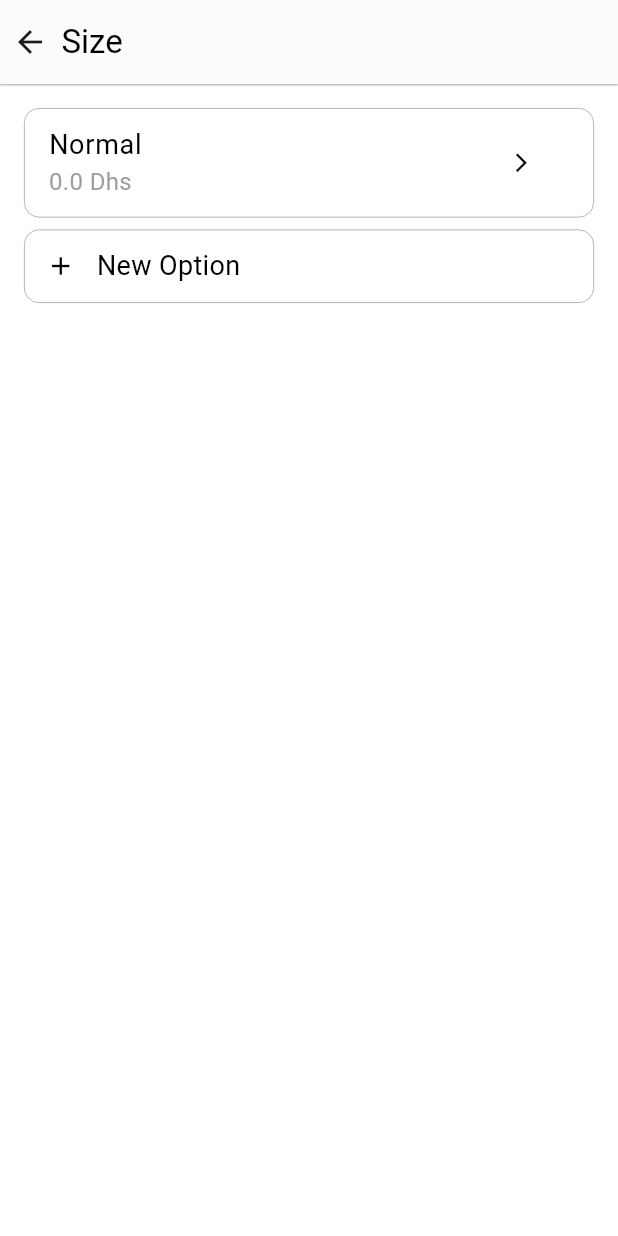
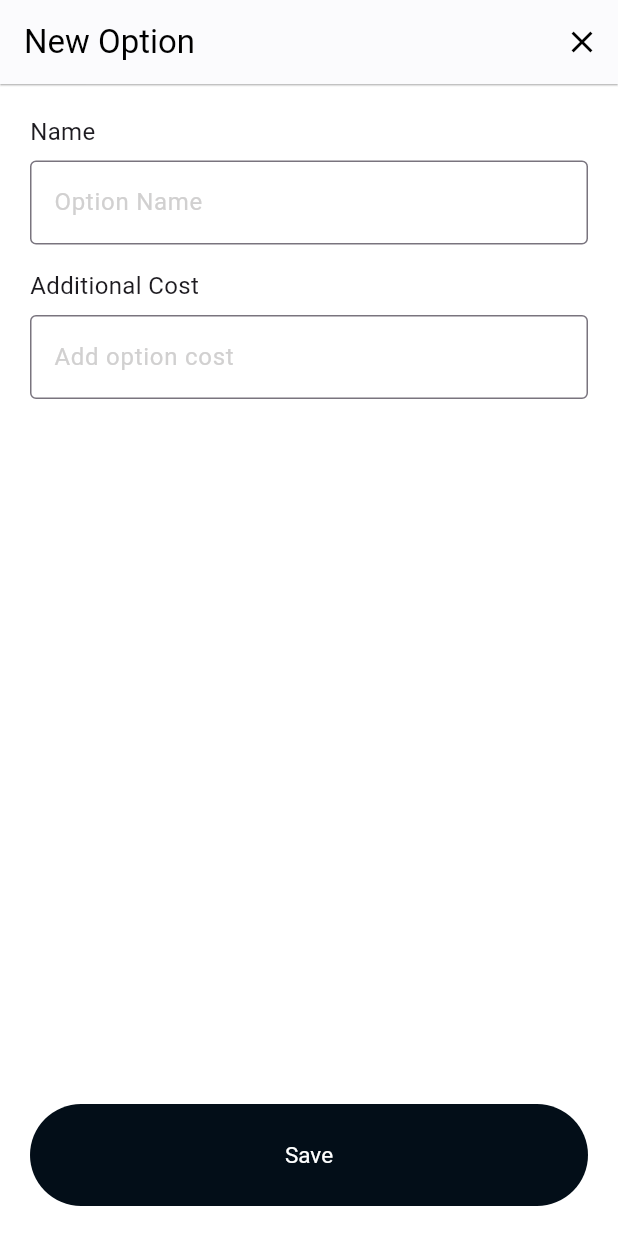
Before and after one commit to heloufra/monolo, a Flutter app: the OptionsPage screen opened directly, after a tap on the "add" icon, on a phone screen of 412 x 824 dp. Run offline on Flutter 3.47's test engine with Material 3 defaults, Android fonts, the phone set to English and light mode, and no system bars; drawn by our look-alikes of toastification; our stand-ins replace flutter_dotenv, geolocator, google_maps_flutter, permission_handler, pin_code_fields, supabase_flutter; accounts and stored records are empty.

Commit message:
commit success

```diff
--- /dev/null
+++ b/olo/lib/screens/admin_dashboard/new_option.dart
@@ -0,0 +1,109 @@
+import 'package:flutter/material.dart';
+import 'options_page.dart';
+import 'package:olo/components/save_button.dart';
+
+class NewOption extends StatefulWidget {
+  const NewOption({super.key});
+
+  @override
+  State<NewOption> createState() => _NewOptionState();
+}
+
+class _NewOptionState extends State<NewOption> {
+  final TextEditingController _nameController = TextEditingController();
+  final TextEditingController _addCostController = TextEditingController();
+
+  @override
+  Widget build(BuildContext context) {
+    return SafeArea(
+      child: Scaffold(
+        appBar: AppBar(
+          automaticallyImplyLeading: false,
+          elevation: 0.5,
+          backgroundColor: Colors.white,
+          shadowColor: Colors.grey,
+          title: const Text(
+            'New Option',
+            style: TextStyle(color: Colors.black),
+          ),
+          actions: [
+            IconButton(
+              onPressed: () {
+                Navigator.push(
+                  context,
+                  MaterialPageRoute(
+                    builder: (context) => const OptionsPage(),
+                  ),
+                );
+              },
+              icon: const Icon(
+                Icons.clear,
+                color: Colors.black,
+              ),
+            ),
+          ],
+        ),
+        body: Container(
+          padding: const EdgeInsets.all(20.0),
+          width: double.infinity,
+          height: double.infinity,
+          color: Colors.white,
+          child: Column(
+            crossAxisAlignment: CrossAxisAlignment.start,
+            children: [
+              const Padding(
+                padding: EdgeInsets.only(bottom: 8.0),
+                child: Text(
+                  'Name',
+                  style: TextStyle(fontSize: 16),
+                ),
+              ),
+              TextField(
+                controller: _nameController,
+                decoration: const InputDecoration(
+                  hintText: 'Option Name',
+                  hintStyle:
+                      TextStyle(color: Color.fromARGB(255, 209, 208, 208)),
+                  focusedBorder: OutlineInputBorder(
+                    borderSide: BorderSide(color: Colors.grey),
+                  ),
+                  border: OutlineInputBorder(
+                    borderSide: BorderSide(color: Colors.grey),
+                  ),
+                ),
+              ),
+              const SizedBox(height: 16),
+              const Padding(
+                padding: EdgeInsets.only(bottom: 8.0),
+                child: Text(
+                  'Additional Cost',
+                  style: TextStyle(fontSize: 16),
+                ),
+              ),
+              TextField(
+                controller: _addCostController,
+                decoration: const InputDecoration(
+                  hintText: 'Add option cost',
+                  hintStyle:
+                      TextStyle(color: Color.fromARGB(255, 209, 208, 208)),
+                  focusedBorder: OutlineInputBorder(
+                    borderSide: BorderSide(color: Colors.grey),
+                  ),
+                  border: OutlineInputBorder(
+                    borderSide: BorderSide(color: Colors.grey),
+                  ),
+                ),
+              ),
+              Spacer(),
+              SaveButton(
+                onPressed: () {
+                  // Handle save button tap
+                },
+              ),
+            ],
+          ),
+        ),
+      ),
+    );
+  }
+}
--- a/olo/lib/screens/admin_dashboard/options_page.dart
+++ b/olo/lib/screens/admin_dashboard/options_page.dart
@@ -3,6 +3,7 @@ import 'package:olo/components/simple_list_tile.dart';
 import 'package:olo/components/add_button.dart';
 import 'item_details.dart' show modifierName;
 import 'option_details.dart';
+import 'new_option.dart';
 
 final List<String> options = ['Normal', 'Large', 'Extra Large'];
 double price = 0.0;
@@ -50,7 +51,14 @@ class _OptionsPageState extends State<OptionsPage> {
               addButton(
                 context: context,
                 title: 'New Option',
-                onPressed: () {},
+                onPressed: () {
+                  Navigator.push(
+                    context,
+                    MaterialPageRoute(
+                      builder: (context) => NewOption(),
+                    ),
+                  );
+                },
               ),
             ],
           ),
```
